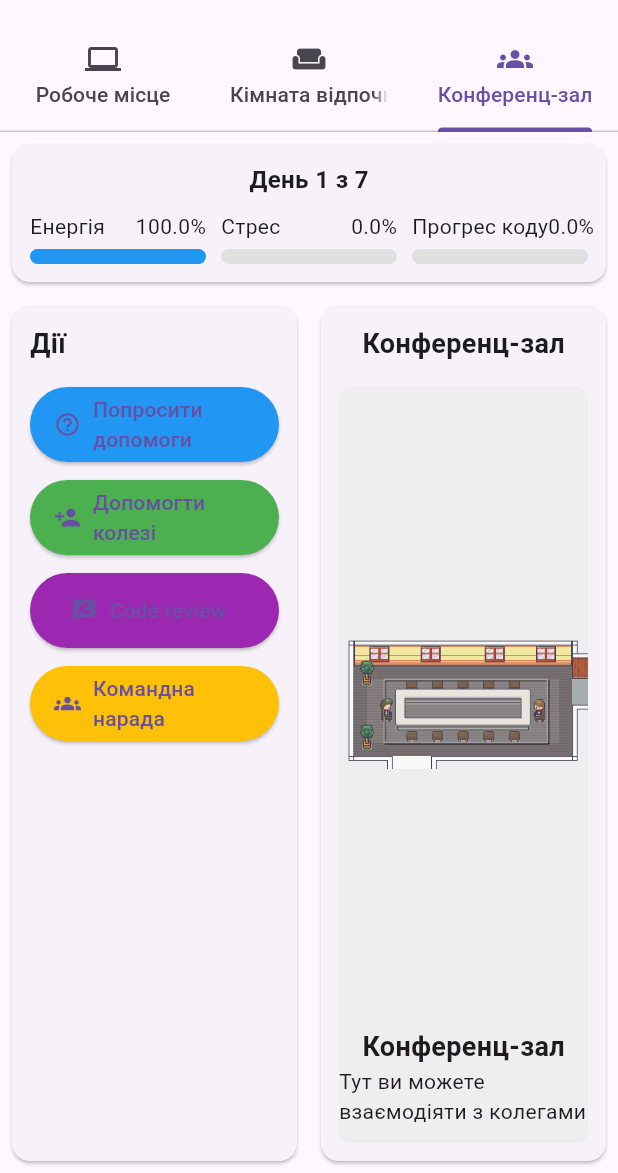
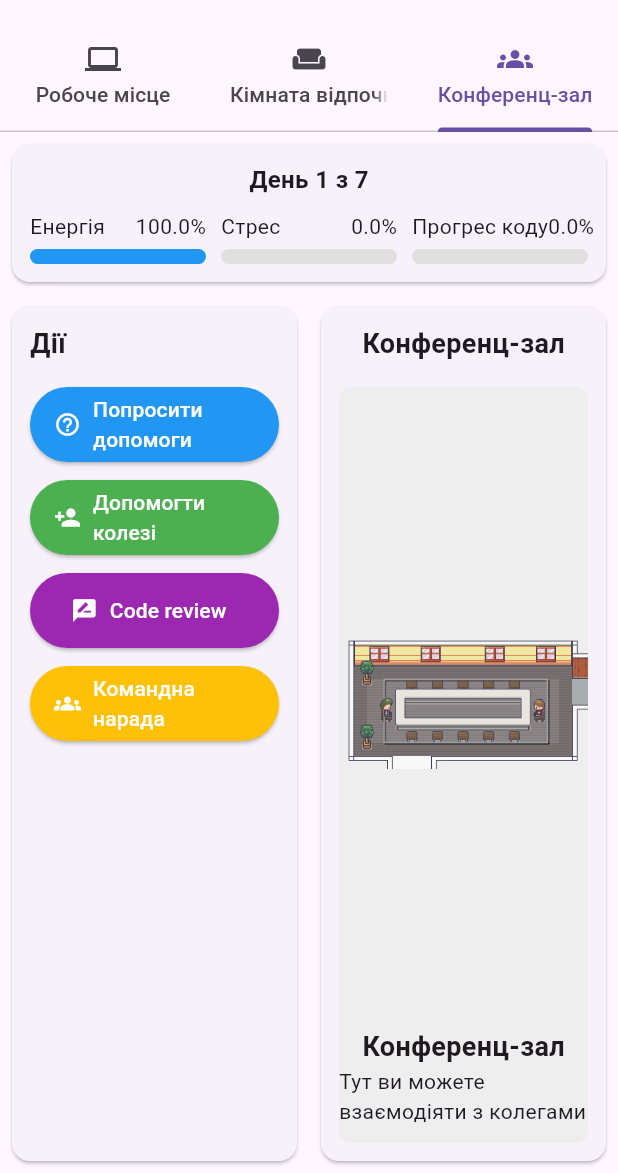
Before and after one commit to TexnoViktor/diploma, a Flutter app: the GameScreen screen opened by its route, tab 3 chosen, on a phone screen of 412 x 824 dp, the part 63-1236 px from its top. Run offline on Flutter 3.47's test engine with Material 3 defaults, Android fonts, the phone set to English and light mode, and no system bars; our stand-ins replace shared_preferences; accounts and stored records are empty.

Commit message:
optimising the code

```diff
--- a/programmer_life/lib/main.dart
+++ b/programmer_life/lib/main.dart
@@ -1,5 +1,4 @@
 import 'package:flutter/material.dart';
-import 'package:shared_preferences/shared_preferences.dart';
 import 'package:provider/provider.dart';
 import 'screens/splash_screen.dart';
 import 'screens/orientation_test_screen.dart';
--- a/programmer_life/lib/screens/game_screen.dart
+++ b/programmer_life/lib/screens/game_screen.dart
@@ -6,13 +6,9 @@ import 'dart:async';
 import 'dart:math';
 import '../providers/game_state_provider.dart';
 import '../widgets/resource_indicator.dart';
-import '../widgets/event_dialog.dart';
 import '../widgets/qte_dialog.dart';
 import '../widgets/pause_menu.dart';
-import '../widgets/powerup_button.dart';
-import '../widgets/workplace_tab.dart';
-import '../widgets/break_room_tab.dart';
-import '../widgets/conference_room_tab.dart';
+
 
 class GameScreen extends StatefulWidget {
   @override
@@ -23,7 +19,6 @@ class _GameScreenState extends State<GameScreen>
     with SingleTickerProviderStateMixin {
   final FocusNode _keyboardFocusNode = FocusNode();
   Timer? _eventTimer;
-  Timer? _gameTimer;
   Timer? _timerUpdateTimer;
   List<String> _eventLog = [];
   bool _isWorking = false;
@@ -732,6 +727,7 @@ class _GameScreenState extends State<GameScreen>
                                     style: ElevatedButton.styleFrom(
                                       minimumSize: Size(double.infinity, 50),
                                       backgroundColor: Colors.blue,
+                                      foregroundColor: Colors.white,
                                     ),
                                   ),
                                   SizedBox(height: 12),
@@ -889,6 +885,7 @@ class _GameScreenState extends State<GameScreen>
                                               minimumSize:
                                                   Size(double.infinity, 50),
                                               backgroundColor: Colors.brown,
+                                              foregroundColor: Colors.white,
                                             ),
                                           ),
                                           SizedBox(height: 12),
@@ -905,6 +902,7 @@ class _GameScreenState extends State<GameScreen>
                                               minimumSize:
                                                   Size(double.infinity, 50),
                                               backgroundColor: Colors.orange,
+                                              foregroundColor: Colors.white,
                                             ),
                                           ),
                                           SizedBox(height: 12),
@@ -921,6 +919,7 @@ class _GameScreenState extends State<GameScreen>
                                               minimumSize:
                                                   Size(double.infinity, 50),
                                               backgroundColor: Colors.purple,
+                                              foregroundColor: Colors.white,
                                             ),
                                           ),
                                           SizedBox(height: 12),
@@ -936,6 +935,7 @@ class _GameScreenState extends State<GameScreen>
                                               minimumSize:
                                                   Size(double.infinity, 50),
                                               backgroundColor: Colors.green,
+                                              foregroundColor: Colors.white,
                                             ),
                                           ),
                                           SizedBox(height: 12),
@@ -952,6 +952,7 @@ class _GameScreenState extends State<GameScreen>
                                               minimumSize:
                                                   Size(double.infinity, 50),
                                               backgroundColor: Colors.indigo,
+                                              foregroundColor: Colors.white,
                                             ),
                                           ),
                                         ],
@@ -1074,6 +1075,7 @@ class _GameScreenState extends State<GameScreen>
                                               minimumSize:
                                                   Size(double.infinity, 50),
                                               backgroundColor: Colors.blue,
+                                              foregroundColor: Colors.white,
                                             ),
                                           ),
                                           SizedBox(height: 12),
@@ -1094,6 +1096,7 @@ class _GameScreenState extends State<GameScreen>
                                               minimumSize:
                                                   Size(double.infinity, 50),
                                               backgroundColor: Colors.green,
+                                              foregroundColor: Colors.white,
                                             ),
                                           ),
                                           SizedBox(height: 12),
@@ -1113,6 +1116,7 @@ class _GameScreenState extends State<GameScreen>
                                               minimumSize:
                                                   Size(double.infinity, 50),
                                               backgroundColor: Colors.purple,
+                                              foregroundColor: Colors.white,
                                             ),
                                           ),
                                           SizedBox(height: 12),
@@ -1133,6 +1137,7 @@ class _GameScreenState extends State<GameScreen>
                                               minimumSize:
                                                   Size(double.infinity, 50),
                                               backgroundColor: Colors.amber,
+                                              foregroundColor: Colors.white,
                                             ),
                                           ),
                                         ],
```
